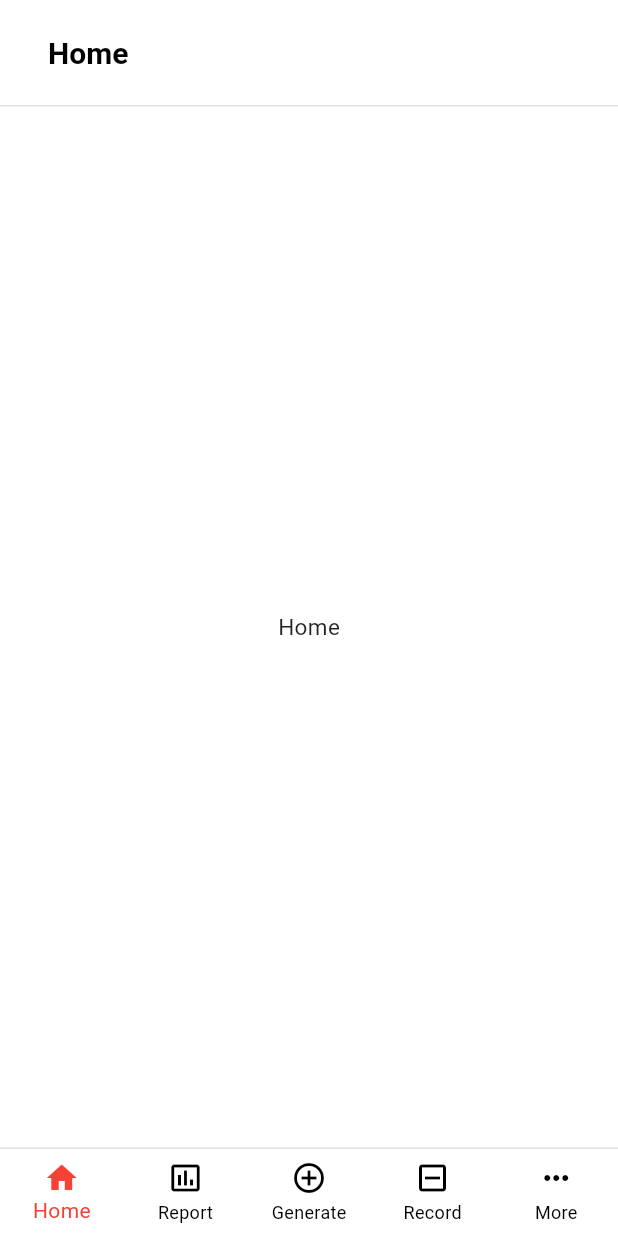
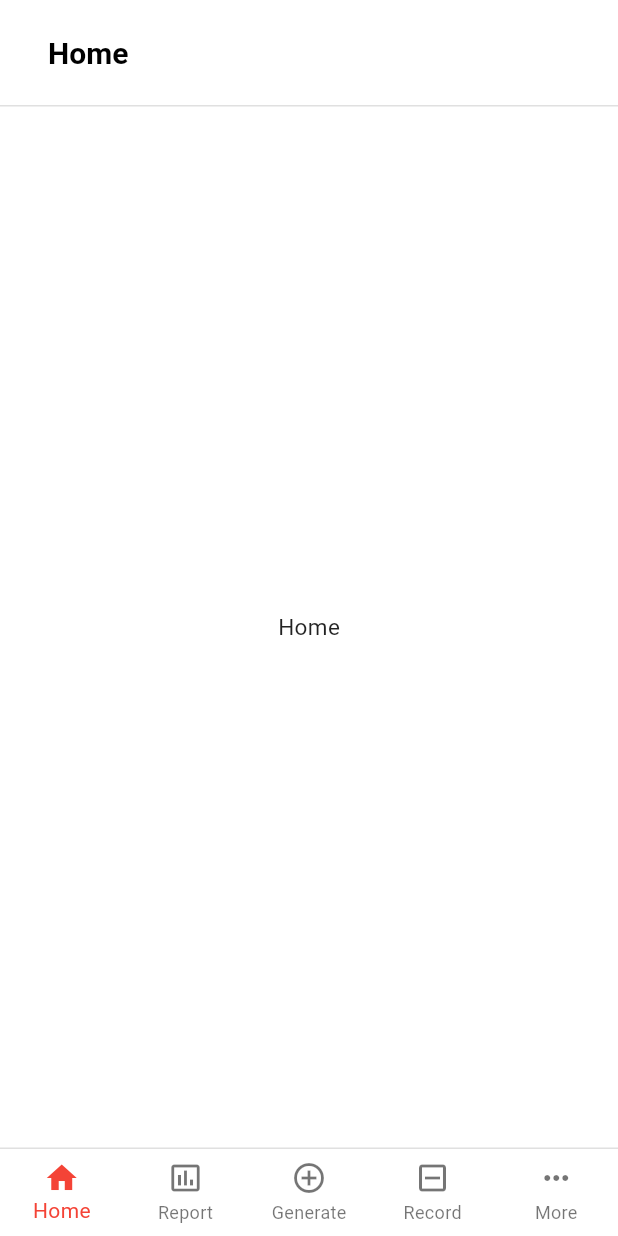
Before and after one commit to Adarsh-Mudamparambath/flutter_UI, a Flutter app: the screen it shows after launch, on a phone screen of 412 x 824 dp. Run offline on Flutter 3.47's test engine with Material 3 defaults, Android fonts, the phone set to English and light mode, and no system bars; our stand-ins replace share_plus.

Commit message:
Update nav_theme.dart

```diff
--- a/project/lib/base/config/nav_theme.dart
+++ b/project/lib/base/config/nav_theme.dart
@@ -2,12 +2,13 @@ import 'package:flutter/material.dart';
 
 class NavTheme {
   // Colors
-  static const Color selectedColor = Colors.red;       // 🔴 active icon
-  static const Color unselectedColor = Colors.black; // ⚫ inactive icon
-  static const Color dividerColor = Colors.black12;    // line above nav
+  static const Color selectedColor = Colors.red;
+  static const Color unselectedColor = Colors.black54;
+  static const Color dividerColor = Colors.black12;
+  static const Color appBarColor = Color(0xFFF7F5F7); // fixed grey
 
   // BottomNavigationBar theme
-  static BottomNavigationBarThemeData bottomNavTheme = BottomNavigationBarThemeData(
+  static BottomNavigationBarThemeData bottomNavTheme = const BottomNavigationBarThemeData(
     type: BottomNavigationBarType.fixed,
     selectedItemColor: selectedColor,
     unselectedItemColor: unselectedColor,
@@ -15,4 +16,14 @@ class NavTheme {
     elevation: 0,
     backgroundColor: Colors.white,
   );
+
+  // AppBar theme to stop color shift on scroll
+  static const AppBarTheme appBarTheme = AppBarTheme(
+    backgroundColor: appBarColor,
+    foregroundColor: Colors.black,
+    elevation: 0,
+    centerTitle: false,
+    surfaceTintColor: Colors.transparent, // <- disables overlay tint
+    scrolledUnderElevation: 0,            // <- disables “scrolled under” effect
+  );
 }
```
